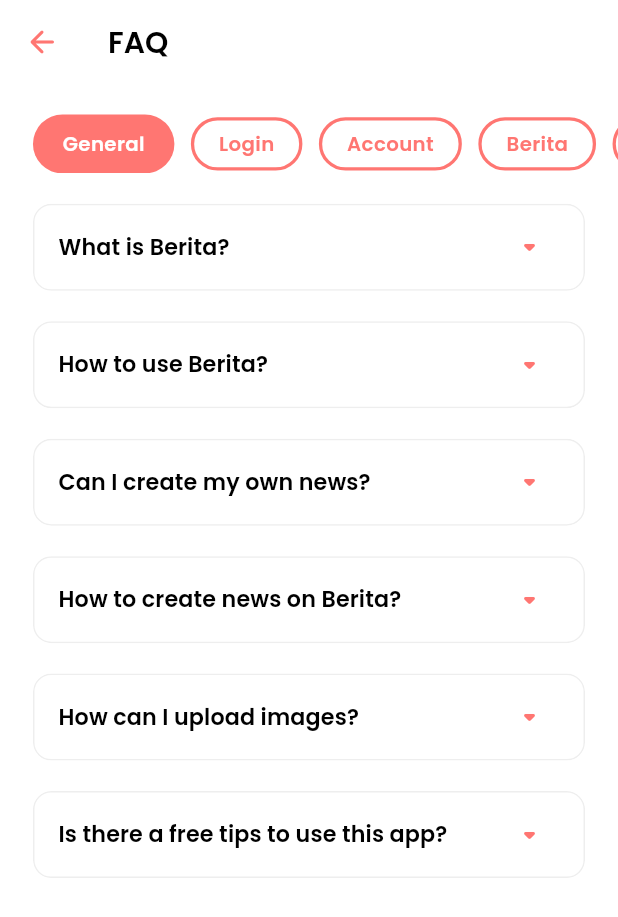
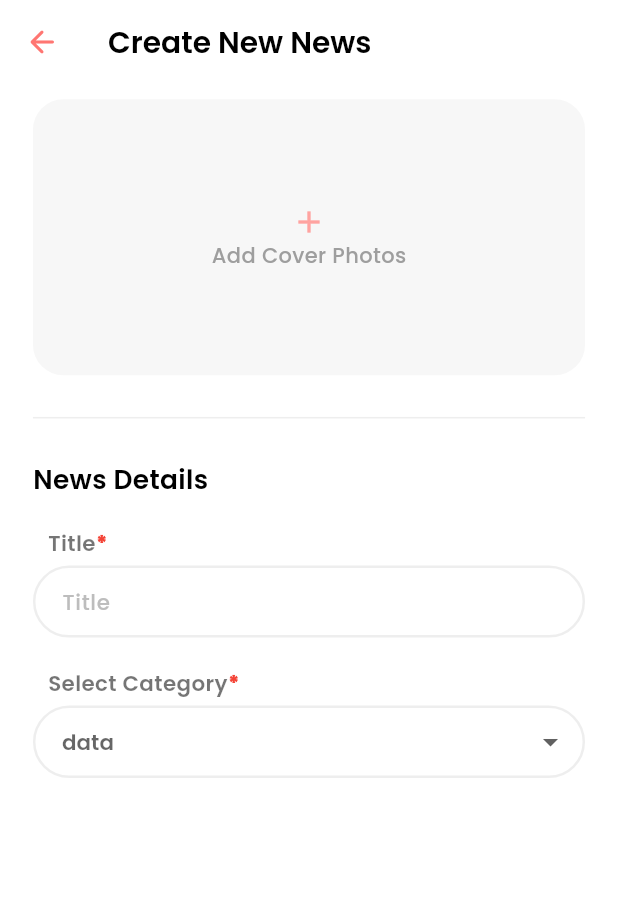
Before and after one commit to Aman-Singh-Rawat/newsy_app, a Flutter app: the screen it shows after launch, on a phone screen of 412 x 824 dp. Shown: the top 917 px of the screen. Run offline on Flutter 3.47's test engine with Material 3 defaults, Android fonts, the phone set to English and light mode, and no system bars; our stand-ins replace flutter_screenutil, flutter_spinkit, flutter_svg, google_fonts, grouped_list, pinput; missing offline and left inert: mobkit_dashed_border.

Commit message:
ADDED:: dropdown added in create_new_news.dart

```diff
--- a/lib/core/theme/custom_text_style.dart
+++ b/lib/core/theme/custom_text_style.dart
@@ -4,6 +4,7 @@ import 'package:google_fonts/google_fonts.dart';
 import 'package:newsy/core/theme/app_colors.dart';
 
 class CustomTextStyle {
+  CustomTextStyle._();
   static TextStyle onboardingTextStyle = GoogleFonts.poppins(
     fontSize: 28.sp,
     height: 1.3.h,
@@ -74,4 +75,16 @@ class CustomTextStyle {
     fontWeight: FontWeight.w500,
     color: Colors.black54,
   );
+
+  static TextStyle fieldLabelStyle = GoogleFonts.poppins(
+    color: Colors.black54,
+    fontWeight: FontWeight.w600,
+    fontSize: 13.sp,
+  );
+
+  static TextStyle fieldFormStyle = GoogleFonts.poppins(
+    fontSize: 13.sp,
+    color: Colors.black,
+    fontWeight: FontWeight.w600,
+  );
 }
--- a/lib/main.dart
+++ b/lib/main.dart
@@ -7,9 +7,11 @@ import 'package:newsy/view/views/bookmark/bookmark_screen.dart';
 import 'package:newsy/view/views/home/home_screen.dart';
 import 'package:newsy/view/views/home/news_agency_detail_screen.dart';
 import 'package:newsy/view/views/main_screen.dart';
+import 'package:newsy/view/views/my-news/create_new_news.dart';
 import 'package:newsy/view/views/my-news/my_news_screen.dart';
 import 'package:newsy/view/views/profile/faq_setting_screen.dart';
 import 'package:newsy/view/views/profile/invite_friends_setting_screen.dart';
+import 'package:newsy/view/views/profile/settings_screen.dart';
 
 void main() {
   runApp(const MyApp());
@@ -97,7 +99,7 @@ class MyApp extends StatelessWidget {
               seedColor: Colorr.primaryColor[400]!,
             ),
           ),
-          home: FaqSettingScreen(),
+          home: CreateNewNews(),
         );
       },
     );
--- /dev/null
+++ b/lib/view/views/my-news/create_new_news.dart
@@ -0,0 +1,121 @@
+import 'package:flutter/material.dart';
+import 'package:flutter_screenutil/flutter_screenutil.dart';
+import 'package:google_fonts/google_fonts.dart';
+import 'package:mobkit_dashed_border/mobkit_dashed_border.dart';
+import 'package:newsy/core/theme/app_colors.dart';
+import 'package:newsy/core/theme/custom_text_style.dart';
+import 'package:newsy/core/utils/constants.dart';
+import 'package:newsy/core/utils/extension.dart';
+import 'package:newsy/view/widgets/custom_app_bar.dart';
+import 'package:newsy/view/widgets/text_field_with_label_widget.dart';
+
+class CreateNewNews extends StatefulWidget {
+  const CreateNewNews({super.key});
+
+  @override
+  State<CreateNewNews> createState() => _CreateNewNewsState();
+}
+
+class _CreateNewNewsState extends State<CreateNewNews> {
+  String? selectedCategory = "Politics";
+
+  @override
+  Widget build(BuildContext context) {
+    return Scaffold(
+      appBar: getAppBar(title: "Create New News", context: context),
+      body: SafeArea(
+        child: Column(
+          crossAxisAlignment: CrossAxisAlignment.start,
+          children: [
+            AspectRatio(
+              aspectRatio: 16 / 8,
+              child: Container(
+                decoration: BoxDecoration(
+                  border: DashedBorder.fromBorderSide(
+                    dashLength: 10,
+                    side: BorderSide(color: Colors.grey.shade400, width: 2),
+                  ),
+                  color: Colors.grey.shade100.withOpacity(0.8),
+                  borderRadius: BorderRadius.circular(20.r),
+                ),
+                child: Column(
+                  crossAxisAlignment: CrossAxisAlignment.center,
+                  mainAxisAlignment: MainAxisAlignment.center,
+                  children: [
+                    Icon(Icons.add, color: Colorr.primaryColor[300]),
+                    Text(
+                      "Add Cover Photos",
+                      style: GoogleFonts.poppins(
+                        color: Colors.grey,
+                        fontWeight: FontWeight.w500,
+                      ),
+                    ),
+                  ],
+                ),
+              ),
+            ).padOnly(top: 10.h),
+
+            Divider().padSymmetric(vertical: 20.h),
+
+            Text(
+              "News Details",
+              style: GoogleFonts.poppins(
+                color: Colors.black,
+                fontSize: 16.sp,
+                fontWeight: FontWeight.w600,
+              ),
+            ),
+
+            SizedBox(height: 20.h),
+            CustomTextFieldWithLabel(
+              label: "Title",
+              hint: "Title",
+              controller: TextEditingController(),
+            ),
+
+            SizedBox(height: 20.h),
+
+            Row(
+              children: [
+                const SizedBox(width: 10),
+                Text("Select Category", style: CustomTextStyle.fieldLabelStyle),
+
+                const Text(
+                  "*",
+                  style: TextStyle(
+                    color: Colors.red,
+                    fontSize: 14,
+                    fontWeight: FontWeight.w900,
+                  ),
+                ),
+              ],
+            ),
+            const SizedBox(height: 5),
+            DropdownButtonFormField<String>(
+              hint: Text("data"),
+
+              style: CustomTextStyle.fieldFormStyle,
+              decoration: InputDecoration(
+                suffixIcon: Padding(
+                  padding: EdgeInsets.only(right: 10.w),
+                  child: Icon(Icons.arrow_drop_down),
+                ),
+              ),
+              dropdownColor: Colors.white,
+              items: newsCategories.map((category) {
+                return DropdownMenuItem<String>(
+                  value: category,
+
+                  child: Text(category),
+                );
+              }).toList(),
+              onChanged: (value) {
+                setState(() => selectedCategory = value);
+              },
+            ),
+          ],
+        ).padSymmetric(horizontal: 20.w),
+      ),
+    );
+  }
+}
--- a/lib/view/views/profile/settings_screen.dart
+++ b/lib/view/views/profile/settings_screen.dart
@@ -27,7 +27,7 @@ class SettingsScreen extends StatelessWidget {
             final item = settingItem.value;
             return Column(
               children: [
-                Divider().padSymmetric(vertical: 10.h),
+                Divider().padSymmetric(vertical: 8.h),
                 getSettingItem(
                   icon: item["icon"],
                   title: item["title"],
--- a/lib/view/widgets/get_setting.dart
+++ b/lib/view/widgets/get_setting.dart
@@ -9,6 +9,8 @@ Widget getSettingItem({
   required VoidCallback onClick,
 }) {
   return ListTile(
+    onTap: onClick,
+    splashColor: Colors.transparent,
     leading: Container(
       padding: EdgeInsets.all(14.w),
       decoration: BoxDecoration(
@@ -23,13 +25,10 @@ Widget getSettingItem({
     ),
 
     title: Text(title, style: CustomTextStyle.settingScreenItemTitleStyle),
-      trailing: InkWell(
-        onTap: () {},
-        child: Icon(
+    trailing: Icon(
       Icons.navigate_next,
       color: Colorr.primaryColor[400]!.withOpacity(0.9),
       size: 24.w,
     ),
-      ),
   );
 }
--- a/lib/view/widgets/text_field_with_label_widget.dart
+++ b/lib/view/widgets/text_field_with_label_widget.dart
@@ -2,6 +2,7 @@ import 'package:flutter/material.dart';
 import 'package:flutter_screenutil/flutter_screenutil.dart';
 import 'package:google_fonts/google_fonts.dart';
 import 'package:newsy/core/theme/app_colors.dart';
+import 'package:newsy/core/theme/custom_text_style.dart';
 
 class CustomTextFieldWithLabel extends StatefulWidget {
   final String label;
@@ -39,14 +40,7 @@ class _CustomTextFieldWithLabelState extends State<CustomTextFieldWithLabel> {
         Row(
           children: [
             const SizedBox(width: 10),
-            Text(
-              widget.label,
-              style: GoogleFonts.poppins(
-                color: Colors.black54,
-                fontWeight: FontWeight.w600,
-                fontSize: 13.sp,
-              ),
-            ),
+            Text(widget.label, style: CustomTextStyle.fieldLabelStyle),
             if (widget.isRequired)
               const Text(
                 "*",
@@ -61,11 +55,7 @@ class _CustomTextFieldWithLabelState extends State<CustomTextFieldWithLabel> {
         const SizedBox(height: 5),
         TextFormField(
           textInputAction: widget.textInputAction,
-          style: GoogleFonts.poppins(
-            fontSize: 13.sp,
-            color: Colors.black,
-            fontWeight: FontWeight.w600,
-          ),
+          style: CustomTextStyle.fieldFormStyle,
           controller: widget.controller,
           obscureText: widget.isPassword ? isVisible : false,
           decoration: InputDecoration(
--- a/pubspec.yaml
+++ b/pubspec.yaml
@@ -47,6 +47,7 @@ dependencies:
   grouped_list: ^6.0.0
   share_plus: ^12.0.0
   cached_network_image: ^3.4.1
+  mobkit_dashed_border: ^0.0.8
 
 dev_dependencies:
   flutter_test:
```
Also changed, not shown: pubspec.lock. Lines whose indentation alone changed are shown as unchanged.
